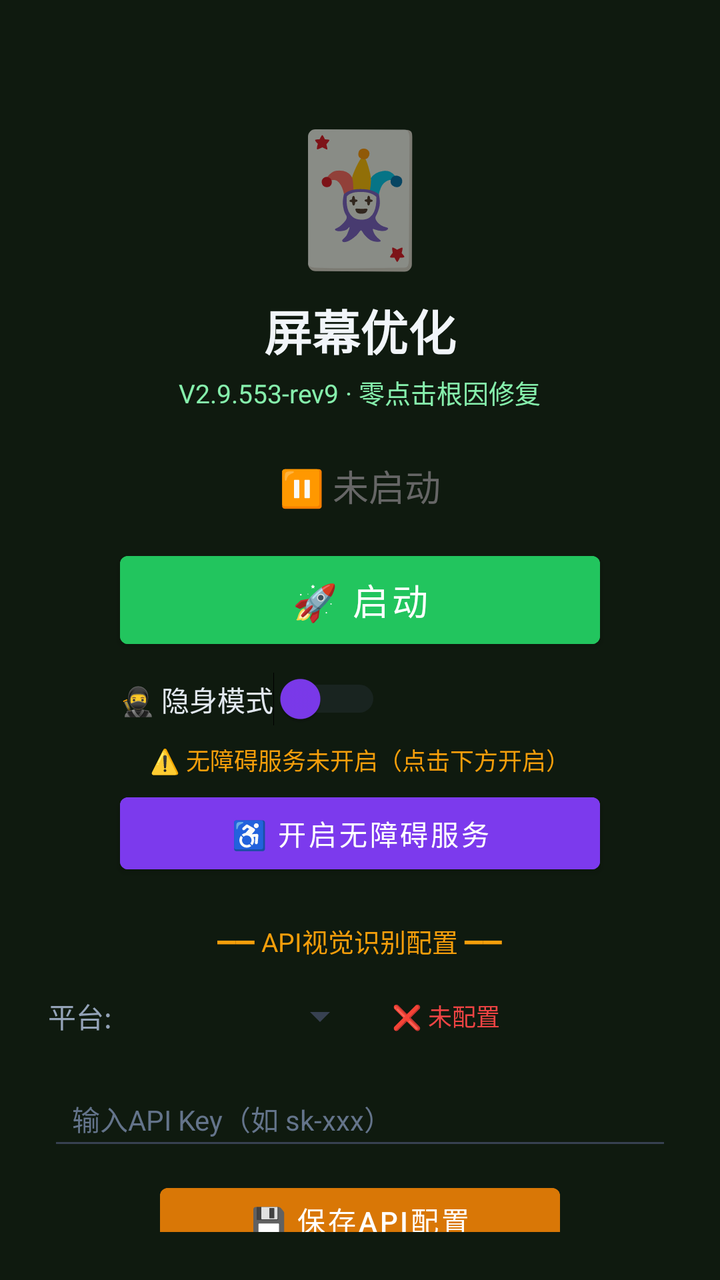
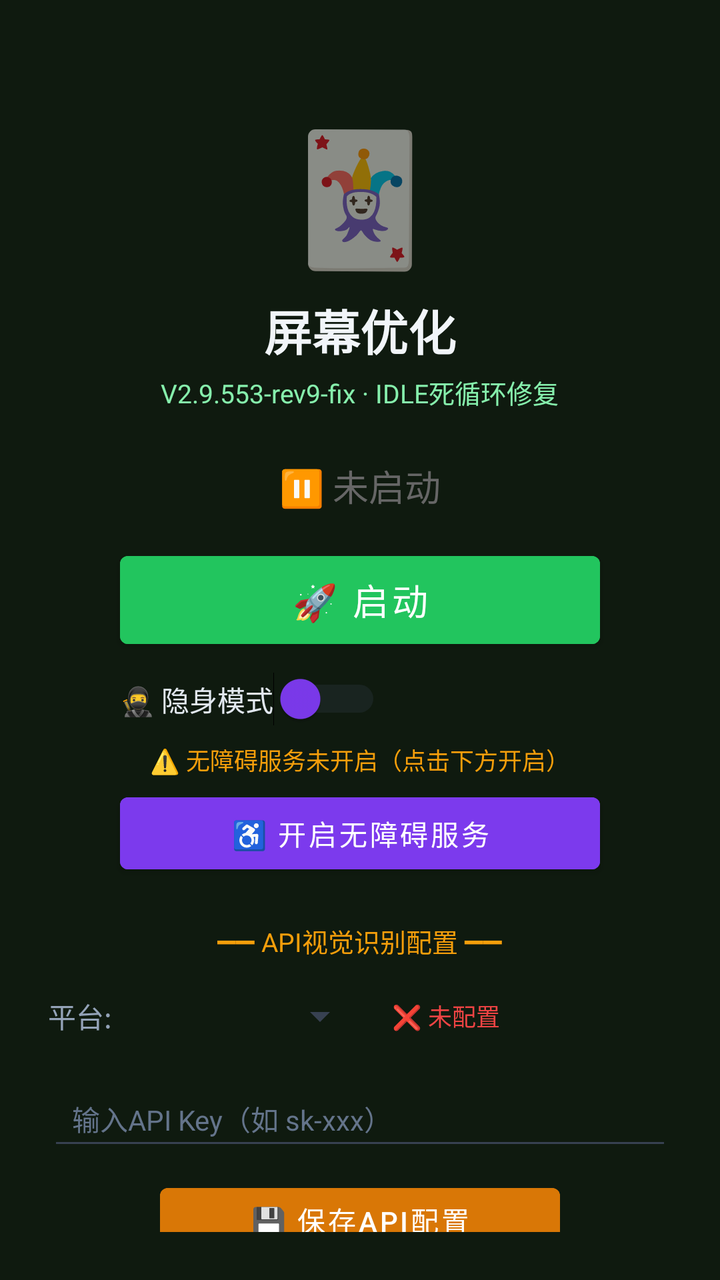

An Android layout rendered at two revisions. The XML below is the earlier revision; the diff shows what the commit changed to produce the second picture.
<!-- AndroidManifest.xml: activity theme Theme.MjScreenshot -->
<!-- res/layout/activity_main.xml -->
<?xml version="1.0" encoding="utf-8"?>
<LinearLayout xmlns:android="http://schemas.android.com/apk/res/android"
    android:layout_width="match_parent"
    android:layout_height="match_parent"
    android:orientation="vertical"
    android:background="#0f1a0f"
    android:padding="24dp"
    android:gravity="center_horizontal">

    <TextView
        android:layout_width="wrap_content"
        android:layout_height="wrap_content"
        android:text="🃏"
        android:textSize="64sp"
        android:layout_marginTop="30dp" />

    <TextView
        android:layout_width="wrap_content"
        android:layout_height="wrap_content"
        android:text="屏幕优化"
        android:textSize="24sp"
        android:textColor="#f1f5f9"
        android:textStyle="bold"
        android:layout_marginTop="8dp" />

    <TextView
        android:layout_width="wrap_content"
        android:layout_height="wrap_content"
        android:text="V2.9.553-rev9 · 零点击根因修复"
        android:textSize="13sp"
        android:textColor="#86efac"
        android:layout_marginTop="4dp" />

    <TextView
        android:id="@+id/tvStatus"
        android:layout_width="wrap_content"
        android:layout_height="wrap_content"
        android:text="⏸ 未启动"
        android:textSize="18sp"
        android:textColor="#666666"
        android:layout_marginTop="24dp" />

    <Button
        android:id="@+id/btnStart"
        android:layout_width="240dp"
        android:layout_height="56dp"
        android:text="🚀 启动"
        android:textSize="18sp"
        android:textColor="#ffffff"
        android:backgroundTint="#22c55e"
        android:layout_marginTop="16dp" />

    <Button
        android:id="@+id/btnHelper"
        android:layout_width="240dp"
        android:layout_height="56dp"
        android:text="🃏 打开智囊"
        android:textSize="16sp"
        android:textColor="#ffffff"
        android:backgroundTint="#16a34a"
        android:layout_marginTop="12dp"
        android:visibility="gone" />

    
    <LinearLayout
        android:layout_width="240dp"
        android:layout_height="wrap_content"
        android:orientation="horizontal"
        android:gravity="center_vertical"
        android:layout_marginTop="8dp">

        <Switch
            android:id="@+id/switchStealth"
            android:layout_width="wrap_content"
            android:layout_height="wrap_content"
            android:text="🥷 隐身模式"
            android:textColor="#e2e8f0"
            android:textSize="14sp"
            android:thumbTint="#7c3aed"
            android:trackTint="#374151" />
    </LinearLayout>

    <TextView
        android:id="@+id/tvAccessibilityStatus"
        android:layout_width="wrap_content"
        android:layout_height="wrap_content"
        android:text="⚠️ 无障碍服务未开启（点击下方开启）"
        android:textSize="12sp"
        android:textColor="#f59e0b"
        android:layout_marginTop="8dp"
        android:gravity="center" />

    <Button
        android:id="@+id/btnAccessibility"
        android:layout_width="240dp"
        android:layout_height="48dp"
        android:text="♿ 开启无障碍服务"
        android:textSize="14sp"
        android:textColor="#ffffff"
        android:backgroundTint="#7c3aed"
        android:layout_marginTop="4dp" />

    <TextView
        android:layout_width="wrap_content"
        android:layout_height="wrap_content"
        android:text="━━ API视觉识别配置 ━━"
        android:textSize="13sp"
        android:textColor="#f59e0b"
        android:layout_marginTop="20dp" />

    <LinearLayout
        android:layout_width="match_parent"
        android:layout_height="wrap_content"
        android:orientation="horizontal"
        android:layout_marginTop="8dp"
        android:gravity="center_vertical">

        <TextView
            android:layout_width="wrap_content"
            android:layout_height="wrap_content"
            android:text="平台:"
            android:textSize="14sp"
            android:textColor="#94a3b8" />

        <Spinner
            android:id="@+id/spinnerProvider"
            android:layout_width="120dp"
            android:layout_height="40dp"
            android:layout_marginStart="8dp"
            android:backgroundTint="#374151" />

        <TextView
            android:id="@+id/tvApiStatus"
            android:layout_width="wrap_content"
            android:layout_height="wrap_content"
            android:text="❌ 未配置"
            android:textSize="12sp"
            android:textColor="#ef4444"
            android:layout_marginStart="12dp" />
    </LinearLayout>

    <EditText
        android:id="@+id/etApiKey"
        android:layout_width="match_parent"
        android:layout_height="44dp"
        android:hint="输入API Key（如 sk-xxx）"
        android:textSize="14sp"
        android:textColor="#e2e8f0"
        android:textColorHint="#64748b"
        android:backgroundTint="#374151"
        android:inputType="textPassword"
        android:layout_marginTop="8dp"
        android:paddingStart="12dp"
        android:paddingEnd="12dp" />

    <Button
        android:id="@+id/btnSaveApi"
        android:layout_width="200dp"
        android:layout_height="44dp"
        android:text="💾 保存API配置"
        android:textSize="14sp"
        android:textColor="#ffffff"
        android:backgroundTint="#d97706"
        android:layout_marginTop="8dp" />

    <TextView
        android:id="@+id/tvHint"
        android:layout_width="wrap_content"
        android:layout_height="wrap_content"
        android:text="先点上方按钮启动截屏"
        android:textSize="13sp"
        android:textColor="#666666"
        android:layout_marginTop="12dp"
        android:gravity="center" />

    <TextView
        android:layout_width="wrap_content"
        android:layout_height="wrap_content"
        android:text="使用步骤：\n1. 配置API Key（支持OpenAI/通义千问VL/硅基流动）\n2. 点「开启无障碍服务」→ 开启\n3. 开启「🥷隐身模式」(反检测)\n4. 点「启动」→ 允许悬浮窗\n5. 打牌时点屏幕上的🎯悬浮球即可截屏识别\n★ 拖动悬浮球可移到不挡牌的位置 ★\n★ 长按悬浮球可展开/收起详细面板 ★\n★ 悬浮球边框颜色=建议：绿=加注 橙=跟注 红=弃牌 ★"
        android:textSize="12sp"
        android:textColor="#64748b"
        android:layout_marginTop="12dp"
        android:lineSpacingExtra="3dp" />

</LinearLayout>
<!-- resources referenced by this layout -->
<resources>
  <style name="Theme.MjScreenshot" parent="Theme.MaterialComponents.DayNight.DarkActionBar">
          <item name="colorPrimary">#1e40af</item>
          <item name="colorPrimaryVariant">#1e3a8a</item>
          <item name="colorOnPrimary">#ffffff</item>
          <item name="android:statusBarColor">#0f172a</item>
      </style>
</resources>

<!-- the commit's change to res/layout/activity_main.xml (unified diff, before → after) -->
@@ -26,7 +26,7 @@
     <TextView
         android:layout_width="wrap_content"
         android:layout_height="wrap_content"
-        android:text="V2.9.553-rev9 · 零点击根因修复"
+        android:text="V2.9.553-rev9-fix · IDLE死循环修复"
         android:textSize="13sp"
         android:textColor="#86efac"
         android:layout_marginTop="4dp" />
